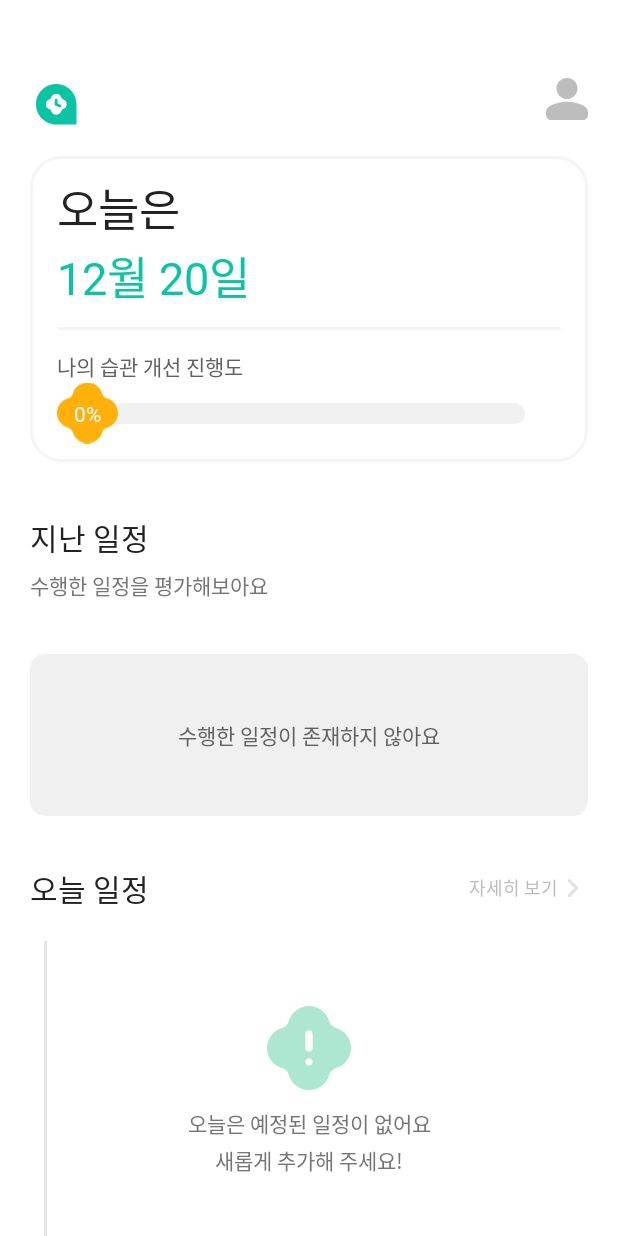
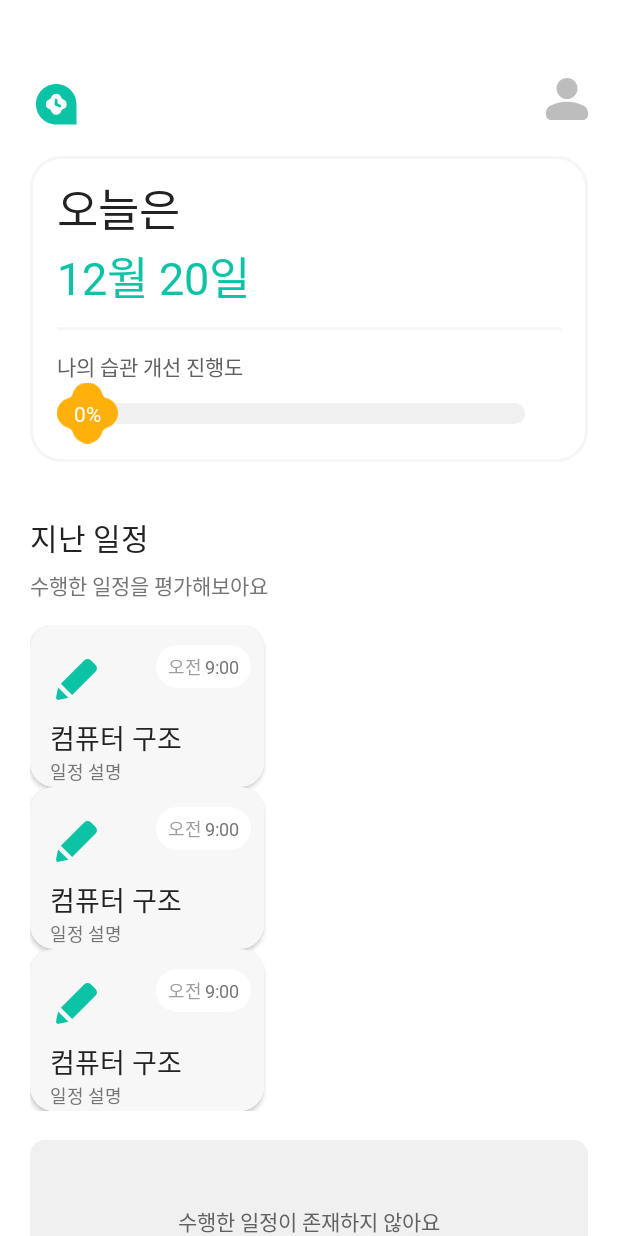
Before and after one commit to TImeCAlling/TImeCAlling_FE, an Android app: the layout fragment_home.xml on its own in the app's theme, with its tools: preview values and no code run, on a phone screen of 412 x 824 dp. Run offline under Robolectric (Android 15) with nearby library versions, the phone set to English and light mode, and no system bars.

Commit message:
[CHORE/#22] retouch

```diff
--- /dev/null
+++ b/app/src/main/res/drawable/ic_pre_rest.xml
@@ -0,0 +1,15 @@
+<vector xmlns:android="http://schemas.android.com/apk/res/android"
+    android:width="17dp"
+    android:height="17dp"
+    android:viewportWidth="17"
+    android:viewportHeight="17">
+    <group>
+        <clip-path
+            android:pathData="M0 0H17V17H0z"/>
+        <group>
+            <path
+                android:fillColor="#FF009278"
+                android:pathData="M10.56 13.81c-1.48 0-2.74-0.51-3.77-1.54-1.03-1.03-1.55-2.29-1.55-3.77S5.76 5.77 6.8 4.74c1.03-1.04 2.29-1.55 3.77-1.55 1.47 0 2.73 0.51 3.76 1.55 1.03 1.03 1.55 2.28 1.55 3.76s-0.52 2.74-1.55 3.77c-1.03 1.03-2.29 1.54-3.76 1.54Zm0.53-5.52V6.31c0-0.15-0.05-0.28-0.15-0.38-0.1-0.1-0.23-0.15-0.38-0.15s-0.28 0.05-0.38 0.15c-0.1 0.1-0.15 0.23-0.15 0.38v2.16c0 0.08 0.01 0.16 0.05 0.24 0.03 0.08 0.08 0.15 0.14 0.21l1.64 1.65c0.1 0.11 0.23 0.17 0.38 0.17 0.14 0 0.27-0.06 0.38-0.17 0.11-0.1 0.17-0.24 0.17-0.38s-0.06-0.27-0.17-0.38L11.1 8.3ZM2.37 6.2c-0.15 0-0.28-0.04-0.38-0.14-0.1-0.1-0.15-0.23-0.15-0.38s0.05-0.28 0.15-0.38c0.1-0.1 0.23-0.15 0.38-0.15h1.64c0.15 0 0.27 0.05 0.37 0.15 0.1 0.1 0.16 0.23 0.16 0.38S4.49 5.94 4.38 6.05C4.28 6.15 4.16 6.2 4.01 6.2H2.37Zm-0.7 2.84c-0.16 0-0.28-0.05-0.39-0.15-0.1-0.1-0.15-0.23-0.15-0.38s0.05-0.28 0.15-0.38c0.1-0.1 0.23-0.15 0.38-0.15h2.35c0.15 0 0.27 0.05 0.37 0.15 0.1 0.1 0.16 0.23 0.16 0.38S4.49 8.78 4.38 8.88c-0.1 0.1-0.22 0.15-0.37 0.15H1.66Zm0.7 2.83c-0.15 0-0.28-0.05-0.38-0.15-0.1-0.1-0.15-0.23-0.15-0.38s0.05-0.27 0.15-0.38c0.1-0.1 0.23-0.15 0.38-0.15h1.64c0.15 0 0.27 0.05 0.37 0.15 0.1 0.1 0.16 0.23 0.16 0.38s-0.05 0.28-0.16 0.38c-0.1 0.1-0.22 0.15-0.37 0.15H2.37Z"/>
+        </group>
+    </group>
+</vector>
--- /dev/null
+++ b/app/src/main/res/drawable/shape_top_sheet.xml
@@ -0,0 +1,8 @@
+<?xml version="1.0" encoding="utf-8"?>
+<shape xmlns:android="http://schemas.android.com/apk/res/android"
+    android:shape="rectangle">
+    <corners
+        android:bottomLeftRadius="30dp"
+        android:bottomRightRadius="30dp"/>
+    <solid android:color="@color/white"/>
+</shape>
--- a/app/src/main/res/layout/fragment_home.xml
+++ b/app/src/main/res/layout/fragment_home.xml
@@ -159,6 +159,7 @@
                 <androidx.recyclerview.widget.RecyclerView
                     android:id="@+id/rv_home_last_schedule"
                     android:layout_width="match_parent"
+                    tools:listitem="@layout/item_last_schedule"
                     android:layout_height="0dp"
                     android:layout_weight="1"
                     android:layout_marginTop="16dp"/>
@@ -288,7 +289,7 @@
             android:layout_width="match_parent"
             android:layout_height="wrap_content"
             app:layout_behavior=".TopSheetBehavior"
-            android:background="@color/white"
+            android:background="@drawable/shape_top_sheet"
             android:id="@+id/layout_home_top_sheet">
 
             <androidx.core.widget.NestedScrollView
@@ -512,7 +513,7 @@
                                 android:id="@+id/iv_pre_rest"
                                 android:layout_width="wrap_content"
                                 android:layout_height="wrap_content"
-                                android:src="@drawable/ic_pre_alarm"
+                                android:src="@drawable/ic_pre_rest"
                                 app:layout_constraintTop_toTopOf="parent"
                                 app:layout_constraintStart_toStartOf="parent"/>
 
--- a/app/src/main/res/layout/item_last_schedule.xml
+++ b/app/src/main/res/layout/item_last_schedule.xml
@@ -4,6 +4,7 @@
     android:layout_height="108dp"
     android:layout_marginEnd="16dp"
     android:elevation="2dp"
+    android:paddingVertical="1dp"
     xmlns:app="http://schemas.android.com/apk/res-auto"
     xmlns:tools="http://schemas.android.com/tools"
     android:background="@drawable/shape_rect_16_gray180_fill">
--- a/app/src/main/res/layout/layout_home_top_sheet.xml
+++ b/app/src/main/res/layout/layout_home_top_sheet.xml
@@ -4,7 +4,7 @@
     android:layout_height="wrap_content"
     xmlns:app="http://schemas.android.com/apk/res-auto"
     app:layout_behavior=".TopSheetBehavior"
-    android:background="@color/white"
+    android:background="@drawable/shape_top_sheet"
     android:id="@+id/layout_home_top_sheet">
 
     <LinearLayout
@@ -237,7 +237,7 @@
                 android:id="@+id/iv_pre_rest"
                 android:layout_width="wrap_content"
                 android:layout_height="wrap_content"
-                android:src="@drawable/ic_pre_alarm"
+                android:src="@drawable/ic_pre_rest"
                 app:layout_constraintTop_toTopOf="parent"
                 app:layout_constraintStart_toStartOf="parent"/>
 
```
